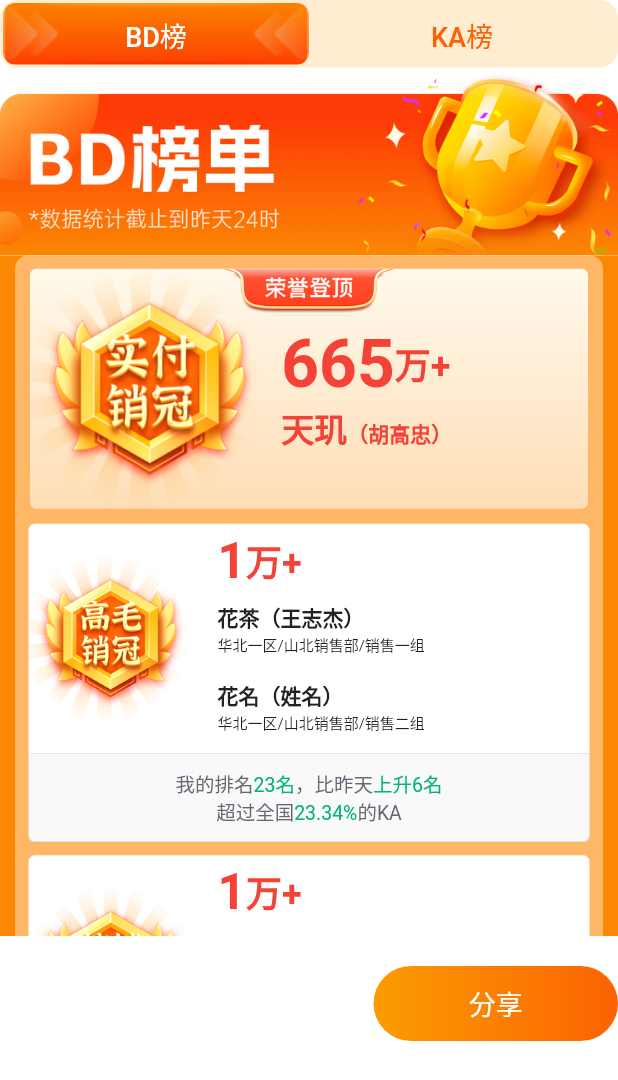
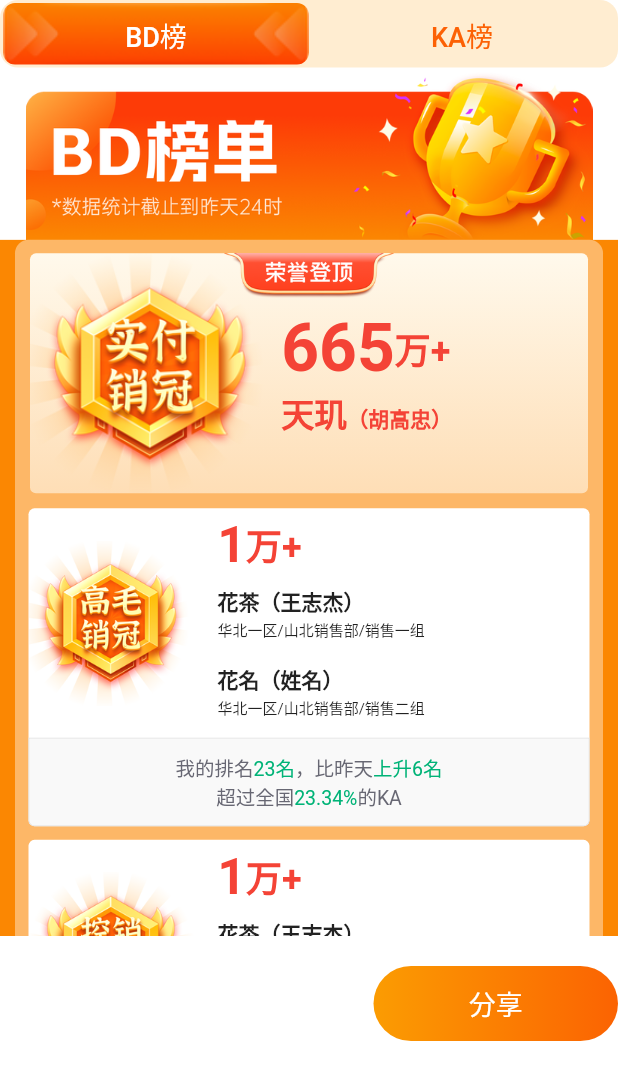
Before and after one commit to biyuhuaping/flutter_sdk_demo, a Flutter app: the ShareContentPage screen opened directly, on a phone screen of 412 x 824 dp. Shown: the top 1080 px of the screen. Run offline on Flutter 3.47's test engine with Material 2 defaults, Android fonts, the phone set to English and light mode, and no system bars; our stand-ins replace share_plus; missing offline and left inert: dart:ffi, draggable_widget.

Commit message:
图片按比例显示

```diff
--- a/lib/share_page.dart
+++ b/lib/share_page.dart
@@ -118,6 +118,7 @@ class _ShareContentPageState extends State<ShareContentPage> {
 
   //整个截图部分
   Widget buildRepaintBoundary(){
+    double width = MediaQuery.of(context).size.width - 34;
     return RepaintBoundary(
       key: repaintWidgetKey,
       child: ClipRRect(
@@ -129,6 +130,8 @@ class _ShareContentPageState extends State<ShareContentPage> {
                   ? 'assets/share_header_BD.png'
                   : 'assets/share_header_KA.png',
               fit: BoxFit.cover,
+              width: width,
+              scale: 114 / 375,
             ),
             Container(
               color: Color(0xFFFB8702),
```
